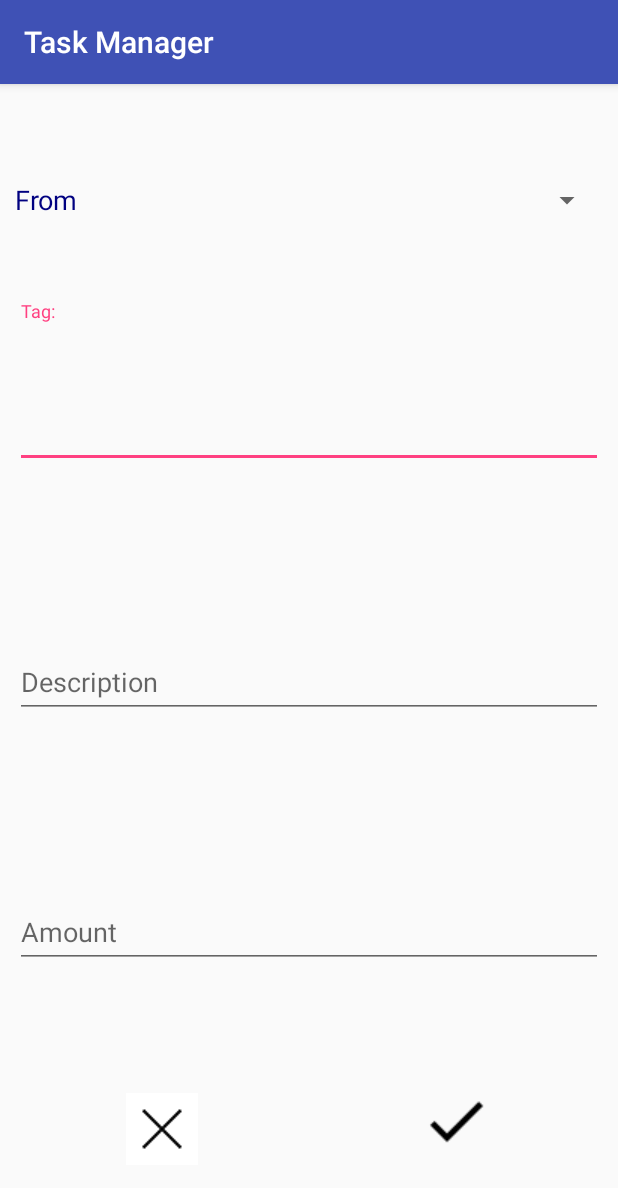
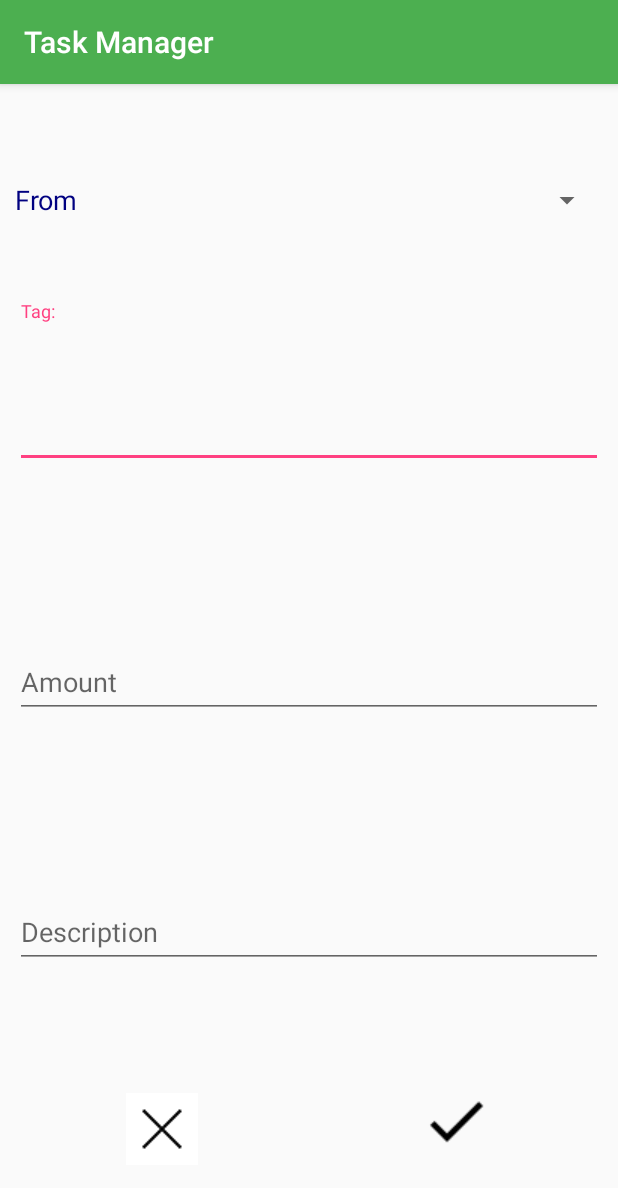
Before and after one commit to myoutspace/Project, an Android app: the CreateTask screen opened directly, with no data from a screen before it, on a phone screen of 412 x 824 dp. Shown: the top 1188 px of the screen. Run offline under Robolectric (Android 15) with nearby library versions, the phone set to English and light mode, and no system bars.

Commit message:
UI changes

```diff
--- a/TaskManager/app/src/main/res/layout/activity_create_task.xml
+++ b/TaskManager/app/src/main/res/layout/activity_create_task.xml
@@ -53,20 +53,7 @@
                 android:layout_width="match_parent"
                 android:layout_height="wrap_content"
                 android:hint="@string/text_box_hint_tag"
-                android:textColorHint="#000080" />
-        </android.support.design.widget.TextInputLayout>
-
-        <android.support.design.widget.TextInputLayout
-            android:layout_width="match_parent"
-            android:layout_height="wrap_content"
-            android:layout_weight="2"
-            android:gravity="center_vertical|center_horizontal">
-
-            <android.support.design.widget.TextInputEditText
-                android:id="@+id/editTextDescription"
-                android:layout_width="match_parent"
-                android:layout_height="wrap_content"
-                android:hint="@string/text_box_hint_description"
+                android:inputType="text|textShortMessage"
                 android:textColorHint="#000080" />
         </android.support.design.widget.TextInputLayout>
 
@@ -81,8 +68,24 @@
                 android:layout_width="match_parent"
                 android:layout_height="wrap_content"
                 android:hint="@string/text_box_hint_amount"
+                android:inputType="number"
                 android:textColorHint="#000080" />
 
+        </android.support.design.widget.TextInputLayout>
+
+        <android.support.design.widget.TextInputLayout
+            android:layout_width="match_parent"
+            android:layout_height="wrap_content"
+            android:layout_weight="2"
+            android:gravity="center_vertical|center_horizontal">
+
+            <android.support.design.widget.TextInputEditText
+                android:id="@+id/editTextDescription"
+                android:layout_width="match_parent"
+                android:layout_height="wrap_content"
+                android:hint="@string/text_box_hint_description"
+                android:inputType="textMultiLine"
+                android:textColorHint="#000080" />
         </android.support.design.widget.TextInputLayout>
 
         <LinearLayout
--- a/TaskManager/app/src/main/res/layout/task_list_item.xml
+++ b/TaskManager/app/src/main/res/layout/task_list_item.xml
@@ -12,9 +12,9 @@
         <LinearLayout
             android:layout_width="match_parent"
             android:layout_height="wrap_content"
+            android:layout_marginTop="10sp"
             android:background="#E8E8E8"
-            android:orientation="horizontal"
-            android:paddingTop="10sp">
+            android:orientation="horizontal">
 
             <LinearLayout
                 android:layout_width="wrap_content"
--- a/TaskManager/app/src/main/res/values/colors.xml
+++ b/TaskManager/app/src/main/res/values/colors.xml
@@ -1,8 +1,9 @@
 <?xml version="1.0" encoding="utf-8"?>
 <resources>
-    <color name="colorPrimary">#3F51B5</color>
+    <color name="colorPrimary">#4CAF50</color>
     <color name="colorPrimaryDark">#303F9F</color>
     <color name="colorAccent">#FF4081</color>
     <color name="colorLightGray">#E8E8E8</color>
     <color name="colorNavyBlue">#000080</color>
+    <color name="colorListClick">#000080</color>
 </resources>
```
